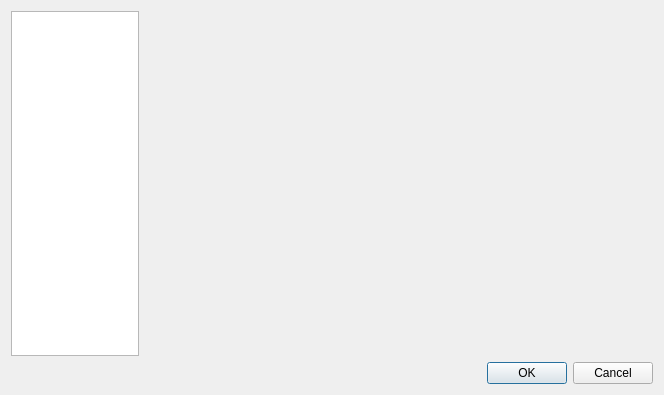
Qt form src/grauchy/src/grauchy/optionsdialog.ui (Slesa/Trinity) before a commit.
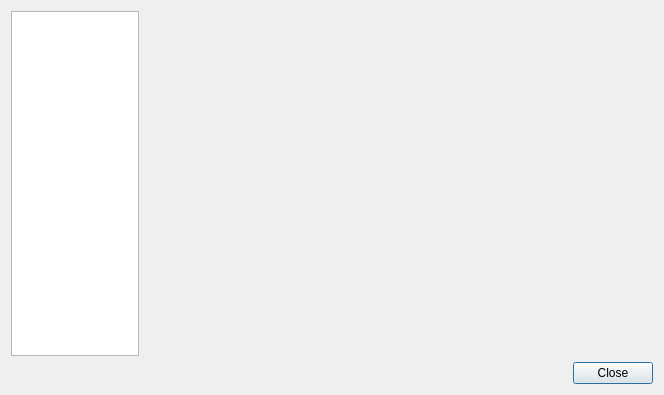
The same form after that commit.

Commit message: Using hotkeys for all platforms in one dialog

```diff
--- a/src/grauchy/src/grauchy/optionsdialog.ui
+++ b/src/grauchy/src/grauchy/optionsdialog.ui
@@ -55,7 +55,7 @@
       <enum>Qt::Horizontal</enum>
      </property>
      <property name="standardButtons">
-      <set>QDialogButtonBox::Cancel|QDialogButtonBox::Ok</set>
+      <set>QDialogButtonBox::Close</set>
      </property>
     </widget>
    </item>
```
The commit also changes 15 other files.
